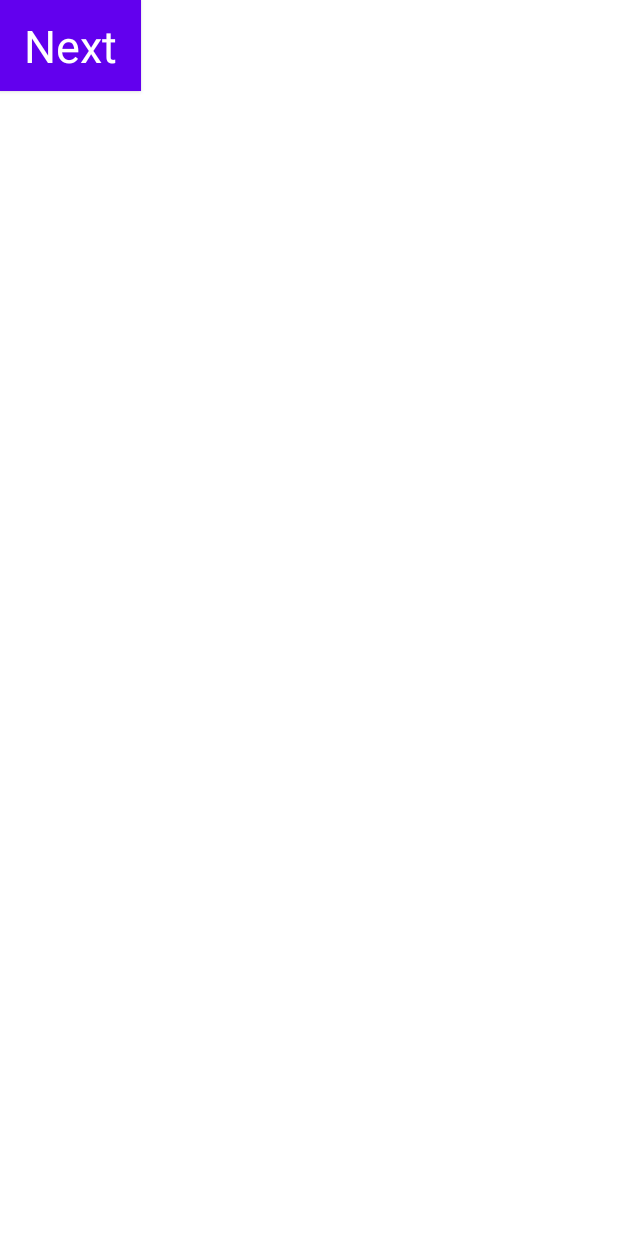
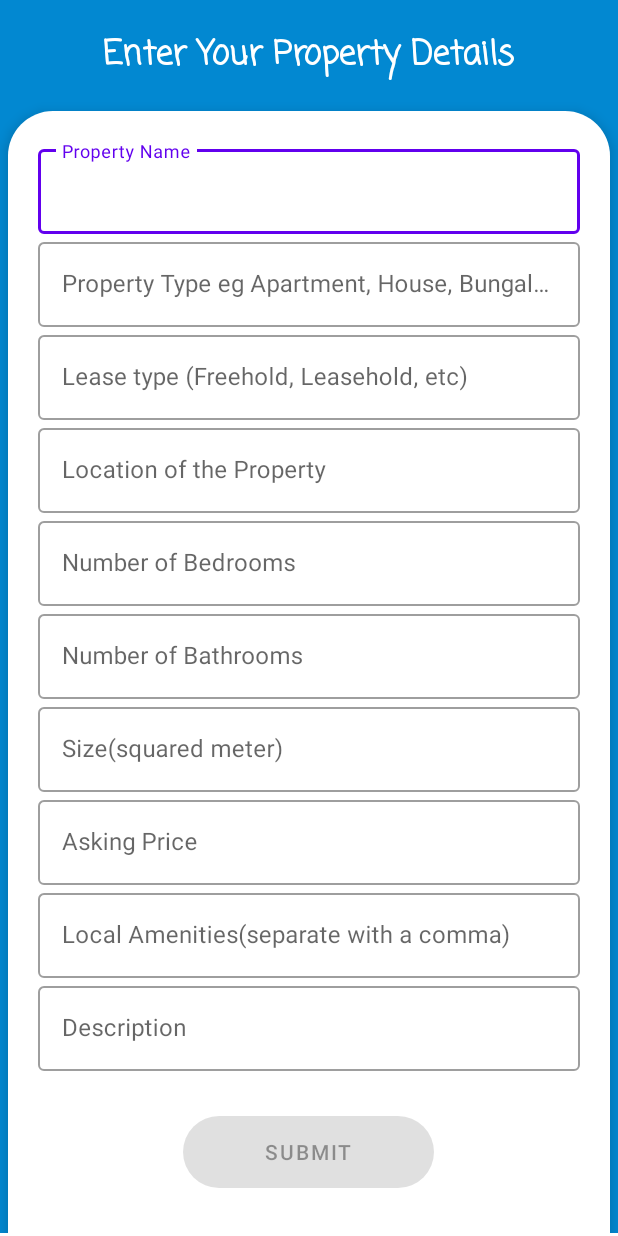
Before and after one commit to Kabiru-254/MadPropertyPal, an Android app: the screen it shows after launch (MainActivity before the commit, PropertyDetails after it), on a phone screen of 412 x 824 dp. Run offline under Robolectric (Android 15) with nearby library versions, the phone set to English and light mode, and no system bars.

Commit message:
minor ui changes

```diff
--- a/app/src/main/java/com/example/madpropertypal/MainActivity.java
+++ b/app/src/main/java/com/example/madpropertypal/MainActivity.java
@@ -4,6 +4,7 @@ import androidx.appcompat.app.AppCompatActivity;
 
 import android.content.Intent;
 import android.os.Bundle;
+import android.os.Handler;
 import android.view.View;
 import android.view.Window;
 import android.view.WindowManager;
@@ -11,24 +12,32 @@ import android.widget.Button;
 
 public class MainActivity extends AppCompatActivity {
 
-    Button Next;
+    private Button Next;
+    private Handler handler = new Handler();
+    private int SLEEP_DURATION = 3000;
+
 
     @Override
     protected void onCreate(Bundle savedInstanceState) {
         super.onCreate(savedInstanceState);
-       // getWindow().setFlags(WindowManager.LayoutParams.FLAG_FULLSCREEN, WindowManager.LayoutParams.FLAG_FULLSCREEN);
-        //requestWindowFeature(Window.FEATURE_NO_TITLE);
         setContentView(R.layout.activity_main);
 
-        Next = findViewById(R.id.next);
-        Next.setOnClickListener(new View.OnClickListener() {
+
+
+
+        //sleep for 3 seconds then move to home page;
+        handler.postDelayed(new Runnable() {
             @Override
-            public void onClick(View v) {
+            public void run() {
                 Intent intent = new Intent(MainActivity.this, PropertyDetails.class);
                 startActivity(intent);
                 finish();
             }
-        });
+        },SLEEP_DURATION);
+
+
+
+
 
     }
 }
--- a/app/src/main/java/com/example/madpropertypal/PropertyDetails.java
+++ b/app/src/main/java/com/example/madpropertypal/PropertyDetails.java
@@ -3,17 +3,97 @@ package com.example.madpropertypal;
 import androidx.appcompat.app.AppCompatActivity;
 
 import android.os.Bundle;
+import android.text.Editable;
+import android.text.TextWatcher;
+import android.view.View;
 import android.view.Window;
 import android.view.WindowManager;
+import android.widget.Button;
+import android.widget.EditText;
+import android.widget.Toast;
+
+import com.google.android.material.button.MaterialButton;
+import com.google.android.material.textfield.TextInputEditText;
+import com.google.android.material.textfield.TextInputLayout;
 
 public class PropertyDetails extends AppCompatActivity {
+
+    private MaterialButton button;
+    private TextInputLayout nameTET;
+
+
+
+
+    private TextWatcher textWatcher = new TextWatcher() {
+        @Override
+        public void beforeTextChanged(CharSequence charSequence, int i, int i2, int i3)
+        {
+
+        }
+
+        @Override
+        public void onTextChanged(CharSequence charSequence, int i, int i2, int i3) {
+            checkRequiredFieldsForEmptyValues();
+        }
+
+        @Override
+        public void afterTextChanged(Editable editable) {
+        }
+    };
+
+
+
+    private void checkRequiredFieldsForEmptyValues() {
+
+
+        String y = nameTET.getEditText().getText().toString();
+
+        if (y.isEmpty()){
+
+            button.setEnabled(false);
+
+        }else{
+
+            button.setEnabled(true);
+        }
+
+    }
+
+
+
+
 
     @Override
     protected void onCreate(Bundle savedInstanceState) {
         super.onCreate(savedInstanceState);
-       // getWindow().setFlags(WindowManager.LayoutParams.FLAG_FULLSCREEN, WindowManager.LayoutParams.FLAG_FULLSCREEN);
-       // requestWindowFeature(Window.FEATURE_NO_TITLE);
         setContentView(R.layout.activity_property_details);
-       // getActionBar().hide();
+
+
+        button = findViewById(R.id.submitBT);
+        nameTET = findViewById(R.id.propertyName);
+
+
+        nameTET.getEditText().addTextChangedListener(textWatcher);
+        checkRequiredFieldsForEmptyValues();
+
+
+
+
+        button.setOnClickListener(new View.OnClickListener() {
+            @Override
+            public void onClick(View v) {
+
+
+                String x = nameTET.getEditText().getText().toString();
+                Toast.makeText(PropertyDetails.this, x, Toast.LENGTH_SHORT).show();
+            }
+        });
+
+
     }
+
+
+
+
+
 }
--- /dev/null
+++ b/app/src/main/res/drawable/property_bg.xml
@@ -0,0 +1,16 @@
+<?xml version="1.0" encoding="utf-8"?>
+<shape xmlns:android="http://schemas.android.com/apk/res/android"
+
+    android:shape="rectangle">
+
+    <solid android:color="@color/white"/>
+
+    <size android:height="50dp"
+        android:width="30dp"/>
+
+    <corners
+        android:topLeftRadius="30dp"
+        android:topRightRadius="30dp"
+        />
+
+</shape>
--- /dev/null
+++ b/app/src/main/res/drawable/round_btn.xml
@@ -0,0 +1,14 @@
+<?xml version="1.0" encoding="utf-8"?>
+<shape xmlns:android="http://schemas.android.com/apk/res/android"
+    android:shape="rectangle">
+
+    <solid android:color="@color/primaryDark"
+        />
+
+    <corners android:radius="30dp"/>
+
+    <size android:width="30dp"
+        android:height="30dp"/>
+
+
+</shape>
--- a/app/src/main/res/layout/activity_main.xml
+++ b/app/src/main/res/layout/activity_main.xml
@@ -6,15 +6,6 @@
     android:layout_height="match_parent"
     tools:context=".MainActivity">
 
-    <Button
-        android:id="@+id/next"
-        android:layout_width="wrap_content"
-        android:layout_height="wrap_content"
-        android:layout_gravity="center_horizontal"
-        android:background="@color/lookingGood"
-        android:text="Next"
-        android:textSize="30sp"
-        style="@style/Widget.MaterialComponents.TextInputLayout.FilledBox"
-        />
+
 
 </LinearLayout>
--- a/app/src/main/res/layout/activity_property_details.xml
+++ b/app/src/main/res/layout/activity_property_details.xml
@@ -1,44 +1,62 @@
 <?xml version="1.0" encoding="utf-8"?>
-<LinearLayout
+<ScrollView
     xmlns:android="http://schemas.android.com/apk/res/android"
     xmlns:app="http://schemas.android.com/apk/res-auto"
     xmlns:tools="http://schemas.android.com/tools"
     android:layout_width="match_parent"
-    android:layout_height="match_parent"
+    android:layout_height="wrap_content"
     android:orientation="vertical"
-    android:layout_margin="5dp"
-    android:background="@color/white"
+    android:background="@color/primaryDark"
     tools:context=".PropertyDetails">
+
+
+    <LinearLayout
+        android:background="@color/primaryDark"
+        android:layout_width="match_parent"
+        android:layout_height="match_parent"
+        android:orientation="vertical"
+        >
+
 
     <TextView
         android:layout_width="wrap_content"
         android:layout_height="wrap_content"
-        android:layout_marginTop="10dp"
+        android:layout_marginTop="20dp"
         android:fontFamily="casual"
+        android:textStyle="bold"
         android:layout_gravity="center_horizontal"
-        android:text="Enter Property Details"
-        android:textColor="@color/black"
+        android:text="@string/enter_your_property_details"
+        android:textColor="@color/white"
         android:textSize="22sp"
         />
 
     <LinearLayout
         android:layout_width="match_parent"
-        android:layout_height="wrap_content"
-        android:layout_marginTop="10dp"
+        android:layout_height="match_parent"
+        android:layout_marginTop="20dp"
+        android:layout_marginStart="5dp"
+        android:layout_marginEnd="5dp"
+        android:elevation="5dp"
         android:orientation="vertical"
+        android:paddingBottom="30dp"
+        android:background="@drawable/property_bg"
         >
 
         <com.google.android.material.textfield.TextInputLayout
             android:layout_width="match_parent"
             android:layout_height="wrap_content"
+            android:layout_marginTop="20dp"
             android:id="@+id/propertyName"
+            android:layout_marginStart="20dp"
+            android:layout_marginEnd="20dp"
             style="@style/Widget.MaterialComponents.TextInputLayout.OutlinedBox"
-            android:hint="Property Name"
+            android:hint="@string/property_name"
             >
 
             <com.google.android.material.textfield.TextInputEditText
                 android:layout_width="match_parent"
                 android:layout_height="wrap_content"
+
 
                 />
 
@@ -48,8 +66,10 @@
             android:layout_width="match_parent"
             android:layout_height="wrap_content"
             android:id="@+id/type"
+            android:layout_marginStart="20dp"
+            android:layout_marginEnd="20dp"
             style="@style/Widget.MaterialComponents.TextInputLayout.OutlinedBox"
-            android:hint="Apartment, House, Bungalow, etc"
+            android:hint="@string/property_type_eg_apartment_house_bungalow"
             >
 
             <com.google.android.material.textfield.TextInputEditText
@@ -64,8 +84,10 @@
             android:layout_width="match_parent"
             android:layout_height="wrap_content"
             android:id="@+id/leaseType"
+            android:layout_marginStart="20dp"
+            android:layout_marginEnd="20dp"
             style="@style/Widget.MaterialComponents.TextInputLayout.OutlinedBox"
-            android:hint="Lease type (Freehold, Leasehold, etc)"
+            android:hint="@string/lease_type_freehold_leasehold_etc"
             >
 
             <com.google.android.material.textfield.TextInputEditText
@@ -80,8 +102,10 @@
             android:layout_width="match_parent"
             android:layout_height="wrap_content"
             android:id="@+id/location"
+            android:layout_marginStart="20dp"
+            android:layout_marginEnd="20dp"
             style="@style/Widget.MaterialComponents.TextInputLayout.OutlinedBox"
-            android:hint="Location"
+            android:hint="@string/location_of_the_property"
             >
 
             <com.google.android.material.textfield.TextInputEditText
@@ -96,8 +120,10 @@
             android:layout_width="match_parent"
             android:layout_height="wrap_content"
             android:id="@+id/bedrooms"
+            android:layout_marginStart="20dp"
+            android:layout_marginEnd="20dp"
             style="@style/Widget.MaterialComponents.TextInputLayout.OutlinedBox"
-            android:hint="Number of Bedrooms"
+            android:hint="@string/number_of_bedrooms"
             >
 
             <com.google.android.material.textfield.TextInputEditText
@@ -113,8 +139,10 @@
             android:layout_width="match_parent"
             android:layout_height="wrap_content"
             android:id="@+id/bathrooms"
+            android:layout_marginStart="20dp"
+            android:layout_marginEnd="20dp"
             style="@style/Widget.MaterialComponents.TextInputLayout.OutlinedBox"
-            android:hint="Number of Bathrooms"
+            android:hint="@string/number_of_bathrooms"
             >
 
             <com.google.android.material.textfield.TextInputEditText
@@ -129,13 +157,16 @@
             android:layout_width="match_parent"
             android:layout_height="wrap_content"
             android:id="@+id/size"
+            android:layout_marginStart="20dp"
+            android:layout_marginEnd="20dp"
             style="@style/Widget.MaterialComponents.TextInputLayout.OutlinedBox"
-            android:hint="Size"
+            android:hint="@string/size_squared_meter"
             >
 
             <com.google.android.material.textfield.TextInputEditText
                 android:layout_width="match_parent"
                 android:layout_height="wrap_content"
+                android:inputType="number"
 
                 />
 
@@ -145,8 +176,10 @@
             android:layout_width="match_parent"
             android:layout_height="wrap_content"
             android:id="@+id/askingPrice"
+            android:layout_marginStart="20dp"
+            android:layout_marginEnd="20dp"
             style="@style/Widget.MaterialComponents.TextInputLayout.OutlinedBox"
-            android:hint="Asking Price"
+            android:hint="@string/asking_price"
             >
 
             <com.google.android.material.textfield.TextInputEditText
@@ -161,8 +194,10 @@
             android:layout_width="match_parent"
             android:layout_height="wrap_content"
             android:id="@+id/localAmenities"
+            android:layout_marginStart="20dp"
+            android:layout_marginEnd="20dp"
             style="@style/Widget.MaterialComponents.TextInputLayout.OutlinedBox"
-            android:hint="Local Amenities"
+            android:hint="@string/local_amenities"
             >
 
             <com.google.android.material.textfield.TextInputEditText
@@ -177,27 +212,33 @@
             android:layout_width="match_parent"
             android:layout_height="wrap_content"
             android:id="@+id/description"
+            android:layout_marginStart="20dp"
+            android:layout_marginEnd="20dp"
+            android:minHeight="50dp"
             style="@style/Widget.MaterialComponents.TextInputLayout.OutlinedBox"
-            android:hint="Description"
+            android:hint="@string/description"
             >
 
             <com.google.android.material.textfield.TextInputEditText
                 android:layout_width="match_parent"
                 android:layout_height="wrap_content"
-
+                android:inputType="text"
+                android:minLines="4"
                 />
 
         </com.google.android.material.textfield.TextInputLayout>
 
         <com.google.android.material.button.MaterialButton
-            android:layout_width="wrap_content"
+            android:id="@+id/submitBT"
+            android:layout_width="167dp"
             android:layout_height="wrap_content"
-            android:text="Submit"
             android:layout_gravity="center_horizontal"
-            android:background="@color/primaryDark"
-            android:layout_margin="5dp"
-            />
+            android:layout_marginTop="30dp"
+            android:elevation="3dp"
+            android:background="@drawable/round_btn"
+            android:text="@string/submit" />
 
     </LinearLayout>
+</LinearLayout>
 
-</LinearLayout>
+</ScrollView>
--- a/app/src/main/res/values/strings.xml
+++ b/app/src/main/res/values/strings.xml
@@ -1,3 +1,15 @@
 <resources>
     <string name="app_name">MadPropertyPal</string>
+    <string name="property_name">Property Name</string>
+    <string name="property_type_eg_apartment_house_bungalow">Property Type eg Apartment, House, Bungalow</string>
+    <string name="lease_type_freehold_leasehold_etc">Lease type (Freehold, Leasehold, etc)</string>
+    <string name="location_of_the_property">Location of the Property</string>
+    <string name="number_of_bedrooms">Number of Bedrooms</string>
+    <string name="number_of_bathrooms">Number of Bathrooms</string>
+    <string name="size_squared_meter">Size(squared meter)</string>
+    <string name="asking_price">Asking Price</string>
+    <string name="local_amenities">Local Amenities(separate with a comma)</string>
+    <string name="description">Description</string>
+    <string name="submit">Submit</string>
+    <string name="enter_your_property_details">Enter Your Property Details</string>
 </resources>
```
Also changed, not shown: app/src/main/java/com/example/madpropertypal/PropertyModel.java (added, +117 -0 lines), app/src/main/java/com/example/madpropertypal/SQLiteHelper.java (added, +26 -0 lines).
